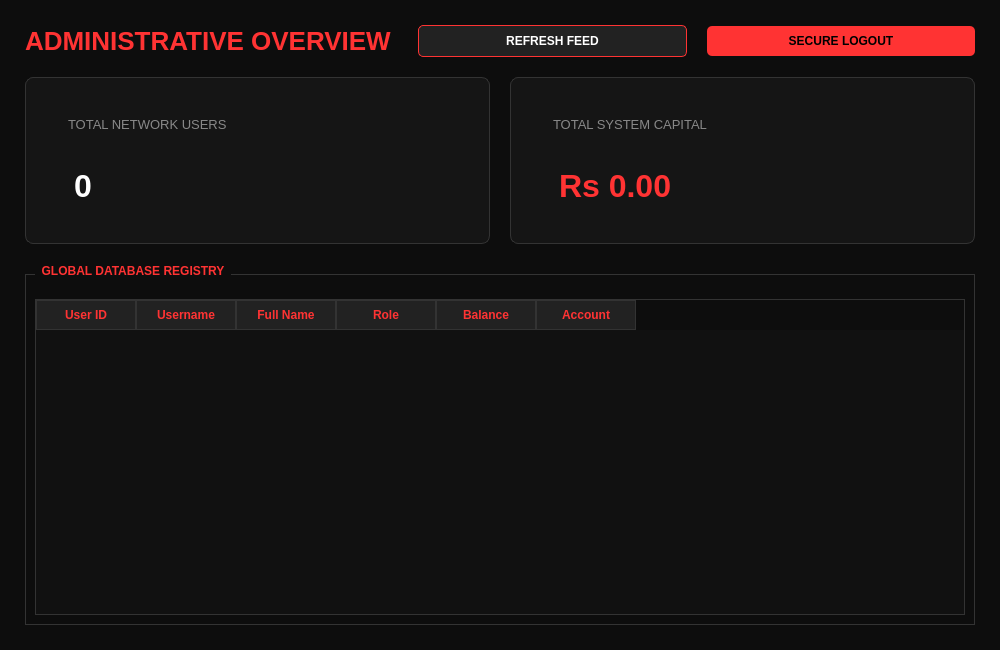
The window that ui/admindashboard.ui (zuni-gleam/OOP-Banking-Management-System) describes before a commit, drawn with Qt 5.
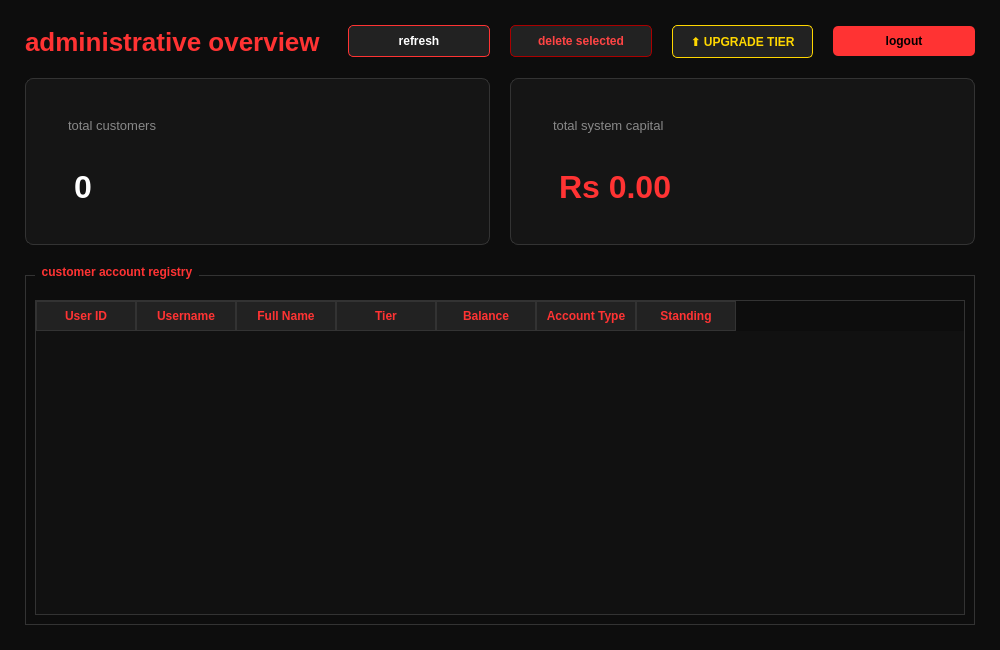
The same window after the commit.

```diff
--- a/ui/admindashboard.ui
+++ b/ui/admindashboard.ui
@@ -40,7 +40,7 @@
         <string notr="true">font-size: 26px; font-weight: bold; color: #FF3333;</string>
        </property>
        <property name="text">
-        <string>ADMINISTRATIVE OVERVIEW</string>
+        <string>administrative overview</string>
        </property>
       </widget>
      </item>
@@ -57,7 +57,27 @@
         <string notr="true">background-color: #222222; border: 1px solid #FF3333; color: white; padding: 8px 15px; font-weight: bold; border-radius: 5px;</string>
        </property>
        <property name="text">
-        <string>REFRESH FEED</string>
+        <string>refresh</string>
+       </property>
+      </widget>
+     </item>
+     <item>
+      <widget class="QPushButton" name="deletebtn">
+       <property name="styleSheet">
+        <string notr="true">background-color: #222222; border: 1px solid #AA0000; color: #FF4444; padding: 8px 15px; font-weight: bold; border-radius: 5px;</string>
+       </property>
+       <property name="text">
+        <string>delete selected</string>
+       </property>
+      </widget>
+     </item>
+     <item>
+      <widget class="QPushButton" name="upgradetbtn">
+       <property name="styleSheet">
+        <string notr="true">background-color: #222222; border: 1px solid #FFD700; color: #FFD700; padding: 8px 15px; font-weight: bold; border-radius: 5px;</string>
+       </property>
+       <property name="text">
+        <string>⬆ UPGRADE TIER</string>
        </property>
       </widget>
      </item>
@@ -67,7 +87,7 @@
         <string notr="true">background-color: #FF3333; color: black; padding: 8px 15px; font-weight: bold; border-radius: 5px; border: none;</string>
        </property>
        <property name="text">
-        <string>SECURE LOGOUT</string>
+        <string>logout</string>
        </property>
       </widget>
      </item>
@@ -90,7 +110,7 @@
            <string notr="true">font-size: 13px; color: #888888; border: none;</string>
           </property>
           <property name="text">
-           <string>TOTAL NETWORK USERS</string>
+           <string>total customers</string>
           </property>
          </widget>
         </item>
@@ -119,7 +139,7 @@
            <string notr="true">font-size: 13px; color: #888888; border: none;</string>
           </property>
           <property name="text">
-           <string>TOTAL SYSTEM CAPITAL</string>
+           <string>total system capital</string>
           </property>
          </widget>
         </item>
@@ -141,7 +161,7 @@
    <item>
     <widget class="QGroupBox" name="gridBox">
      <property name="title">
-      <string>GLOBAL DATABASE REGISTRY</string>
+      <string>customer account registry</string>
      </property>
      <property name="styleSheet">
       <string notr="true">QGroupBox { font-weight: bold; border: 1px solid #333333; margin-top: 10px; padding-top: 15px; color: #FF3333; } QGroupBox::title { subcontrol-origin: margin; left: 10px; padding: 0 5px; }</string>
@@ -150,7 +170,10 @@
       <item>
        <widget class="QTableWidget" name="maintable">
         <property name="styleSheet">
-         <string notr="true">QTableWidget { background-color: #111111; gridline-color: #222222; color: white; border: 1px solid #333333; } QHeaderView::section { background-color: #222222; color: #FF3333; font-weight: bold; border: 1px solid #333333; padding: 5px; }</string>
+         <string notr="true">QTableWidget { background-color: #111111; gridline-color: #222222; color: white; border: 1px solid #333333; } QHeaderView::section { background-color: #222222; color: #FF3333; font-weight: bold; border: 1px solid #333333; padding: 5px; } QTableWidget::item:selected { background-color: #3A0000; }</string>
+        </property>
+        <property name="selectionBehavior">
+         <enum>QAbstractItemView::SelectRows</enum>
         </property>
         <column>
          <property name="text">
@@ -169,7 +192,7 @@
         </column>
         <column>
          <property name="text">
-          <string>Role</string>
+          <string>Tier</string>
          </property>
         </column>
         <column>
@@ -179,7 +202,12 @@
         </column>
         <column>
          <property name="text">
-          <string>Account</string>
+          <string>Account Type</string>
+         </property>
+        </column>
+        <column>
+         <property name="text">
+          <string>Standing</string>
          </property>
         </column>
        </widget>
```
Left out of the diff: 2 changed lines with no effect on the pictures.
